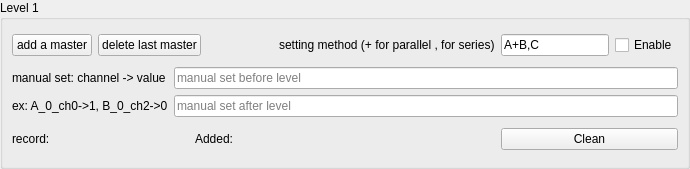
First picture: the form in core/ui/individual_level.ui, repository lictailer/zmeter, before the edit.
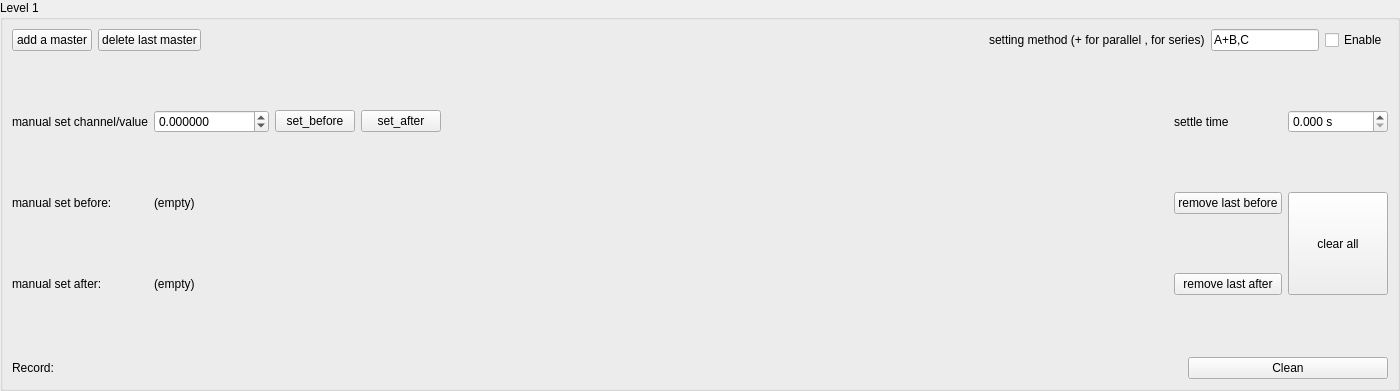
Second picture: the form after the edit.

Commit message: Add per-level manual-set, settle time, and docs

Diff of the .ui file:
```diff
--- a/core/ui/individual_level.ui
+++ b/core/ui/individual_level.ui
@@ -6,8 +6,8 @@
    <rect>
     <x>0</x>
     <y>0</y>
-    <width>690</width>
-    <height>169</height>
+    <width>1400</width>
+    <height>391</height>
    </rect>
   </property>
   <property name="windowTitle">
@@ -104,55 +104,210 @@
       </item>
       <item>
        <layout class="QGridLayout" name="manual_set_layout">
+        <item row="1" column="0">
+         <widget class="QLabel" name="manual_set_before_title_label">
+          <property name="text">
+           <string>manual set before:</string>
+          </property>
+         </widget>
+        </item>
+        <item row="2" column="1">
+         <widget class="QLabel" name="manual_set_after_label">
+          <property name="minimumSize">
+           <size>
+            <width>350</width>
+            <height>0</height>
+           </size>
+          </property>
+          <property name="text">
+           <string>(empty)</string>
+          </property>
+          <property name="wordWrap">
+           <bool>true</bool>
+          </property>
+          <property name="textInteractionFlags">
+           <set>Qt::LinksAccessibleByMouse|Qt::TextSelectableByKeyboard|Qt::TextSelectableByMouse</set>
+          </property>
+         </widget>
+        </item>
+        <item row="2" column="0">
+         <widget class="QLabel" name="manual_set_after_title_label">
+          <property name="text">
+           <string>manual set after:</string>
+          </property>
+         </widget>
+        </item>
         <item row="1" column="1">
-         <widget class="QLineEdit" name="manual_set_after">
+         <widget class="QLabel" name="manual_set_before_label">
+          <property name="minimumSize">
+           <size>
+            <width>350</width>
+            <height>0</height>
+           </size>
+          </property>
           <property name="text">
-           <string/>
+           <string>(empty)</string>
           </property>
-          <property name="placeholderText">
-           <string>manual set after level</string>
+          <property name="wordWrap">
+           <bool>true</bool>
+          </property>
+          <property name="textInteractionFlags">
+           <set>Qt::LinksAccessibleByMouse|Qt::TextSelectableByKeyboard|Qt::TextSelectableByMouse</set>
           </property>
          </widget>
         </item>
+        <item row="3" column="1">
+         <layout class="QHBoxLayout" name="manual_set_manage_layout"/>
+        </item>
         <item row="0" column="0">
          <widget class="QLabel" name="label_2">
           <property name="sizePolicy">
-           <sizepolicy hsizetype="Preferred" vsizetype="Fixed">
+           <sizepolicy hsizetype="Fixed" vsizetype="Preferred">
             <horstretch>0</horstretch>
             <verstretch>0</verstretch>
            </sizepolicy>
           </property>
-          <property name="maximumSize">
-           <size>
-            <width>16777214</width>
-            <height>20</height>
-           </size>
-          </property>
           <property name="text">
-           <string>manual set: channel -&gt; value</string>
+           <string>manual set channel/value</string>
           </property>
          </widget>
         </item>
         <item row="0" column="1">
-         <widget class="QLineEdit" name="manual_set_before">
+         <layout class="QHBoxLayout" name="manual_set_input_layout">
+          <item>
+           <layout class="QHBoxLayout" name="manual_set_channel_layout"/>
+          </item>
+          <item>
+           <widget class="QDoubleSpinBox" name="manual_set_value_spinbox">
+            <property name="decimals">
+             <number>6</number>
+            </property>
+            <property name="minimum">
+             <double>-1000000000.000000000000000</double>
+            </property>
+            <property name="maximum">
+             <double>1000000000.000000000000000</double>
+            </property>
+            <property name="singleStep">
+             <double>0.100000000000000</double>
+            </property>
+           </widget>
+          </item>
+          <item>
+           <widget class="QPushButton" name="manual_set_before_add_pb">
+            <property name="sizePolicy">
+             <sizepolicy hsizetype="Fixed" vsizetype="Fixed">
+              <horstretch>0</horstretch>
+              <verstretch>0</verstretch>
+             </sizepolicy>
+            </property>
+            <property name="text">
+             <string>set_before</string>
+            </property>
+           </widget>
+          </item>
+          <item>
+           <widget class="QPushButton" name="manual_set_after_add_pb">
+            <property name="sizePolicy">
+             <sizepolicy hsizetype="Fixed" vsizetype="Fixed">
+              <horstretch>0</horstretch>
+              <verstretch>0</verstretch>
+             </sizepolicy>
+            </property>
+            <property name="text">
+             <string>set_after</string>
+            </property>
+           </widget>
+          </item>
+          <item>
+           <spacer name="horizontalSpacer">
+            <property name="orientation">
+             <enum>Qt::Horizontal</enum>
+            </property>
+            <property name="sizeHint" stdset="0">
+             <size>
+              <width>40</width>
+              <height>20</height>
+             </size>
+            </property>
+           </spacer>
+          </item>
+         </layout>
+        </item>
+        <item row="1" column="2">
+         <widget class="QPushButton" name="manual_set_before_remove_last_pb">
+          <property name="sizePolicy">
+           <sizepolicy hsizetype="Fixed" vsizetype="Fixed">
+            <horstretch>0</horstretch>
+            <verstretch>0</verstretch>
+           </sizepolicy>
+          </property>
           <property name="text">
-           <string/>
+           <string>remove last before</string>
           </property>
-          <property name="placeholderText">
-           <string>manual set before level</string>
+         </widget>
+        </item>
+        <item row="2" column="2">
+         <widget class="QPushButton" name="manual_set_after_remove_last_pb">
+          <property name="sizePolicy">
+           <sizepolicy hsizetype="Preferred" vsizetype="Fixed">
+            <horstretch>0</horstretch>
+            <verstretch>0</verstretch>
+           </sizepolicy>
           </property>
+          <property name="text">
+           <string>remove last after</string>
+          </property>
          </widget>
         </item>
-        <item row="1" column="0">
-         <widget class="QLabel" name="label_4">
+        <item row="1" column="3" rowspan="2">
+         <widget class="QPushButton" name="manual_set_clear_all_pb">
           <property name="sizePolicy">
-           <sizepolicy hsizetype="Minimum" vsizetype="Preferred">
+           <sizepolicy hsizetype="Preferred" vsizetype="Preferred">
             <horstretch>0</horstretch>
             <verstretch>0</verstretch>
            </sizepolicy>
           </property>
+          <property name="minimumSize">
+           <size>
+            <width>100</width>
+            <height>0</height>
+           </size>
+          </property>
+          <property name="maximumSize">
+           <size>
+            <width>163</width>
+            <height>16777215</height>
+           </size>
+          </property>
           <property name="text">
-           <string>ex: A_0_ch0-&gt;1, B_0_ch2-&gt;0</string>
+           <string>clear all</string>
+          </property>
+         </widget>
+        </item>
+        <item row="0" column="2">
+         <widget class="QLabel" name="label_5">
+          <property name="text">
+           <string>settle time</string>
+          </property>
+         </widget>
+        </item>
+        <item row="0" column="3">
+         <widget class="QDoubleSpinBox" name="settle_time_spinbox">
+          <property name="suffix">
+           <string> s</string>
+          </property>
+          <property name="decimals">
+           <number>3</number>
+          </property>
+          <property name="minimum">
+           <double>0.000000000000000</double>
+          </property>
+          <property name="maximum">
+           <double>3600.000000000000000</double>
+          </property>
+          <property name="singleStep">
+           <double>0.010000000000000</double>
           </property>
          </widget>
         </item>
@@ -160,13 +315,6 @@
       </item>
       <item>
        <layout class="QHBoxLayout" name="horizontalLayout">
-        <item>
-         <widget class="QLabel" name="label_3">
-          <property name="text">
-           <string>record:</string>
-          </property>
-         </widget>
-        </item>
         <item>
          <widget class="QLabel" name="record_label">
           <property name="sizePolicy">
@@ -182,7 +330,7 @@
            </size>
           </property>
           <property name="text">
-           <string>Added:</string>
+           <string>Record:</string>
           </property>
           <property name="wordWrap">
            <bool>true</bool>
@@ -192,8 +340,39 @@
           </property>
          </widget>
         </item>
+        <item>
+         <spacer name="horizontalSpacer_2">
+          <property name="orientation">
+           <enum>Qt::Horizontal</enum>
+          </property>
+          <property name="sizeHint" stdset="0">
+           <size>
+            <width>40</width>
+            <height>20</height>
+           </size>
+          </property>
+         </spacer>
+        </item>
         <item>
          <widget class="QPushButton" name="record_clean_pb">
+          <property name="sizePolicy">
+           <sizepolicy hsizetype="Maximum" vsizetype="Fixed">
+            <horstretch>0</horstretch>
+            <verstretch>0</verstretch>
+           </sizepolicy>
+          </property>
+          <property name="minimumSize">
+           <size>
+            <width>200</width>
+            <height>0</height>
+           </size>
+          </property>
+          <property name="maximumSize">
+           <size>
+            <width>200</width>
+            <height>16777215</height>
+           </size>
+          </property>
           <property name="text">
            <string>Clean</string>
           </property>
```
The commit also changes 10 other files.
